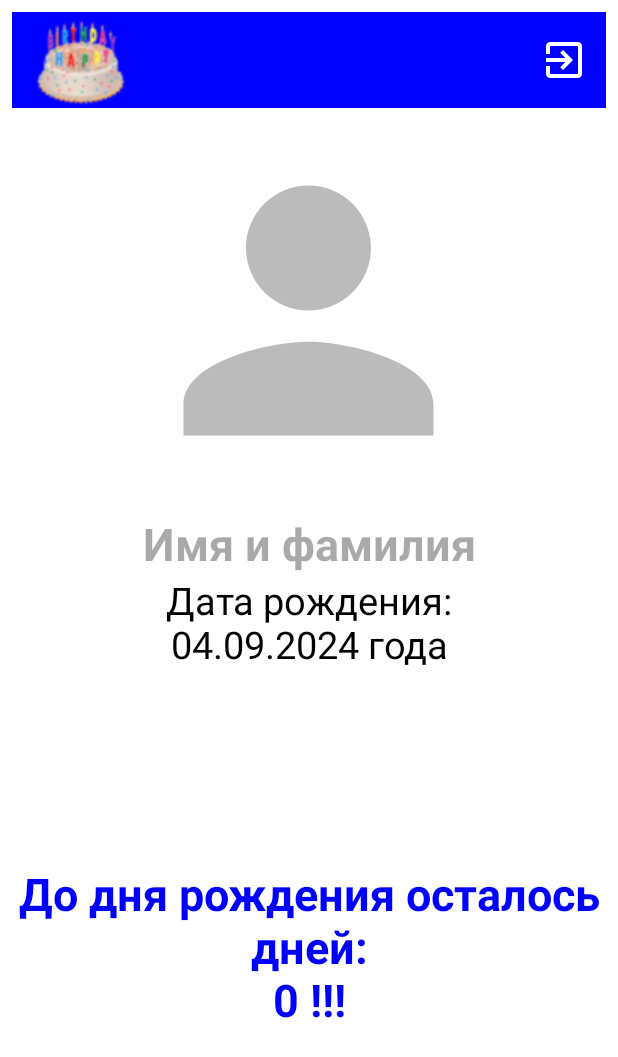
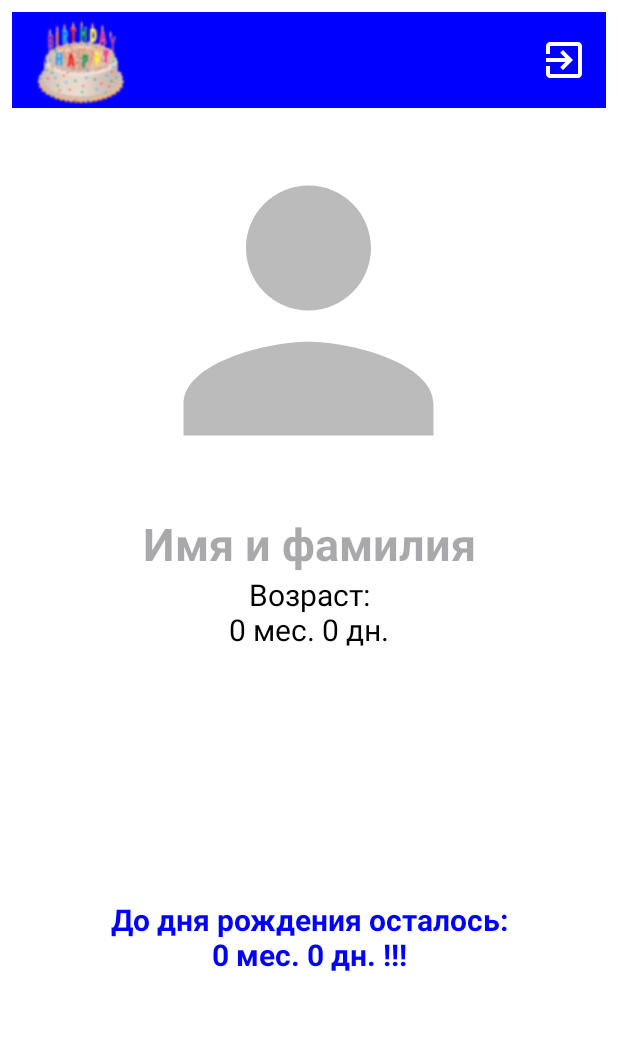
Before and after one commit to samojlovalex/Samojlov_AV_Homework_Module_12_number_10, an Android app: the SecondActivity screen opened directly, with no data from a screen before it, on a phone screen of 412 x 824 dp. Shown: the top 1057 px of the screen. Run offline under Robolectric (Android 15) with nearby library versions, the phone set to English and light mode, and no system bars; our stand-ins replace CircleImageView; 16 statements that could not run were skipped.

Commit message:
Создал ViewModel для каждой активити

```diff
--- a/app/src/main/java/com/example/samojlov_av_homework_module_12_number_10/CurrentViewModel.kt
+++ /dev/null
@@ -1,30 +0,0 @@
-package com.example.samojlov_av_homework_module_12_number_10
-
-import android.graphics.Bitmap
-import android.net.Uri
-import androidx.lifecycle.MutableLiveData
-import androidx.lifecycle.ViewModel
-import java.time.LocalDate
-
-class CurrentViewModel : ViewModel() {
-    //TODO MainActivity
-    var name: String = ""
-    var surname: String = ""
-    var photo: Bitmap? = null
-    var day: String = ""
-    var month: String = ""
-    var year: String = ""
-
-    val currentPhoto: MutableLiveData<Bitmap?> by lazy { MutableLiveData<Bitmap?>() }
-
-    //TODO SecondActivity
-    var person = Person()
-    var nameAndSurname = ""
-    var birthday = ""
-    var photoString = "null"
-    var photoSecond: Bitmap? = null
-    var birthdayTime: LocalDate = LocalDate.now()
-    var daysBeforeTheBirthday = ""
-
-    val currentPhotoSecond: MutableLiveData<Bitmap?> by lazy { MutableLiveData<Bitmap?>() }
-}
--- a/app/src/main/java/com/example/samojlov_av_homework_module_12_number_10/Person.kt
+++ b/app/src/main/java/com/example/samojlov_av_homework_module_12_number_10/Person.kt
@@ -1,11 +1,9 @@
 package com.example.samojlov_av_homework_module_12_number_10
-
-import android.graphics.Bitmap
 
 class Person {
     var name: String? = null
     var surname: String? = null
-    var image: Bitmap? = null
+    var image: String? = null
     var day: Int? = null
     var month: Int? = null
     var year: Int? = null
--- a/app/src/main/java/com/example/samojlov_av_homework_module_12_number_10/SecondActivity.kt
+++ b/app/src/main/java/com/example/samojlov_av_homework_module_12_number_10/SecondActivity.kt
@@ -1,7 +1,6 @@
 package com.example.samojlov_av_homework_module_12_number_10
 
 import android.annotation.SuppressLint
-import android.graphics.Bitmap
 import android.net.Uri
 import android.os.Bundle
 import android.view.Menu
@@ -11,13 +10,14 @@ import android.widget.TextView
 import android.widget.Toast
 import androidx.activity.enableEdgeToEdge
 import androidx.appcompat.app.AppCompatActivity
+import androidx.core.net.toUri
 import androidx.core.view.ViewCompat
 import androidx.core.view.WindowInsetsCompat
 import androidx.lifecycle.ViewModelProvider
 import com.example.samojlov_av_homework_module_12_number_10.databinding.ActivitySecondBinding
 import com.google.gson.Gson
 import java.time.LocalDate
-import java.time.format.DateTimeFormatter
+import java.time.Period
 import kotlin.reflect.javaType
 import kotlin.reflect.typeOf
 
@@ -25,9 +25,9 @@ import kotlin.reflect.typeOf
 class SecondActivity : AppCompatActivity() {
 
     private lateinit var binding: ActivitySecondBinding
-    private lateinit var currentViewModel: CurrentViewModel
+    private lateinit var secondViewModel: SecondViewModel
     private var person: Person? = null
-    private var photo: Bitmap? = null
+    private var photo: Uri? = null
 
     private lateinit var toolbarSecond: androidx.appcompat.widget.Toolbar
     private lateinit var photoCircleImageViewSecondCIV: ImageView
@@ -69,65 +69,123 @@ class SecondActivity : AppCompatActivity() {
         birthdayTextVieWSecondTW = binding.birthdayTextVieWSecondTW
         daysBeforeTheBirthdayTextVieWSecondTW = binding.daysBeforeTheBirthdayTextVieWSecondTW
 
-        currentViewModel = ViewModelProvider(this)[CurrentViewModel::class.java]
+        secondViewModel = ViewModelProvider(this)[SecondViewModel::class.java]
     }
 
     private fun printData() {
-        nameAndSurnameTextVieWSecondTW.text = currentViewModel.nameAndSurname
-        birthdayTextVieWSecondTW.text = currentViewModel.birthday
-        daysBeforeTheBirthdayTextVieWSecondTW.text = currentViewModel.daysBeforeTheBirthday
+        nameAndSurnameTextVieWSecondTW.text = secondViewModel.nameAndSurname
+        birthdayTextVieWSecondTW.text = secondViewModel.birthday
+        daysBeforeTheBirthdayTextVieWSecondTW.text = secondViewModel.daysBeforeTheBirthday
     }
 
     private fun currentData() {
-        currentViewModel.nameAndSurname =
+        secondViewModel.nameAndSurname =
             getString(
                 R.string.nameAndSurnamePrint_Second,
-                currentViewModel.person.name!!,
-                currentViewModel.person.surname!!
+                secondViewModel.person.name!!,
+                secondViewModel.person.surname!!
             )
 
-        currentViewModel.birthdayTime = LocalDate.of(
-            currentViewModel.person.year!!,
-            currentViewModel.person.month!!,
-            currentViewModel.person.day!!
+        val birthdayTime = LocalDate.of(
+            secondViewModel.person.year!!,
+            secondViewModel.person.month!!,
+            secondViewModel.person.day!!
         )
 
-        val formatTime = DateTimeFormatter.ofPattern("dd.MM.yyyy")
-        currentViewModel.birthday =
+        secondViewModel.birthday =
             getString(
                 R.string.birthdayPrint_Second,
-                currentViewModel.birthdayTime.format(formatTime)
+                age(birthdayTime)
             )
 
-        currentViewModel.currentPhotoSecond.observe(this) {
+        secondViewModel.currentPhotoSecond.observe(this) {
             photo = it
-            photoCircleImageViewSecondCIV.setImageBitmap(it)
+            photoCircleImageViewSecondCIV.setImageURI(it)
         }
 
-        if (currentViewModel.person.image != null) {
-            photo = currentViewModel.person.image
-            currentViewModel.currentPhotoSecond.value =
-                (photo.also { currentViewModel.photoSecond = it })
+        if (secondViewModel.person.image != "null") {
+            photo = secondViewModel.person.image!!.toUri()
+            secondViewModel.currentPhotoSecond.value =
+                (photo.also { secondViewModel.person.image = it.toString() })
         } else photoCircleImageViewSecondCIV.setImageResource(
             R.drawable.empty_photo
         )
 
-        currentViewModel.daysBeforeTheBirthday = getString(
+        secondViewModel.daysBeforeTheBirthday = getString(
             R.string.daysBeforeTheBirthday,
-            daysBeforeTheBirthday(currentViewModel.birthdayTime)
+            daysBeforeTheBirthday(birthdayTime)
         )
     }
 
+    @SuppressLint("StringFormatMatches")
     private fun daysBeforeTheBirthday(birthday: LocalDate): String {
-        val result =
-            if ((birthday.dayOfYear - LocalDate.now().dayOfYear) < 0) {
-                birthday.dayOfYear + (LocalDate.of(
-                    LocalDate.now().year,
-                    12,
-                    31
-                ).dayOfYear - LocalDate.now().dayOfYear)
-            } else birthday.dayOfYear - LocalDate.now().dayOfYear
-        return result.toString()
+
+        val thisData = LocalDate.now()
+        val birthdayLocalDate =
+            LocalDate.of(LocalDate.now().year, birthday.month, birthday.dayOfMonth)
+        val birthdayLocalDatePlus =
+            LocalDate.of(LocalDate.now().year + 1, birthday.month, birthday.dayOfMonth)
+        val period = Period.between(thisData, birthdayLocalDate)
+        val periodPlus = Period.between(thisData, birthdayLocalDatePlus)
+        val day: Int
+        val month: Int
+        val year: Int
+
+        if ((birthday.dayOfYear - LocalDate.now().dayOfYear) < 0) {
+            day = periodPlus.days
+            month = periodPlus.months
+            year = periodPlus.years
+        } else {
+            day = period.days
+            month = period.months
+            year = period.years
+        }
+
+        val dayString = getString(R.string.periodDay, day)
+        val monthString = getString(R.string.periodMonth, month)
+        val yearString = getString(R.string.periodYear, year)
+
+        val periodList = mutableListOf(yearString, monthString, dayString)
+        val timeMap = mapOf(
+            day to dayString,
+            month to monthString,
+            year to yearString
+        )
+
+        for (i in timeMap) {
+            if (i.key == 0) periodList.remove(i.value)
+        }
+
+        val result = periodList.joinToString(separator = " ")
+        return result
+    }
+
+    @SuppressLint("StringFormatMatches")
+    private fun age(birthday: LocalDate):String {
+        val thisData = LocalDate.now()
+        val period = Period.between(birthday, thisData)
+
+        val day = period.days
+        val month = period.months
+        val year = period.years
+
+        val dayString = getString(R.string.periodDay, day)
+        val monthString = getString(R.string.periodMonth, month)
+        val yearString = getString(R.string.ageYear, year)
+
+        val periodList = mutableListOf(yearString, monthString, dayString)
+        val timeMap = mapOf(
+            day to dayString,
+            month to monthString,
+            year to yearString
+        )
+
+        for (i in timeMap) {
+            if (i.key == 0) periodList.remove(i.value)
+        }
+
+        val result = periodList.joinToString(separator = " ")
+        return result
     }
 
     private fun gettingData() {
@@ -135,7 +193,7 @@ class SecondActivity : AppCompatActivity() {
         val personString: String? = intent.getStringExtra("person")
         person = Gson().fromJson(personString, type)
 
-        currentViewModel.person = person!!
+        secondViewModel.person = person!!
     }
 
     override fun onCreateOptionsMenu(menu: Menu?): Boolean {
--- /dev/null
+++ b/app/src/main/java/com/example/samojlov_av_homework_module_12_number_10/SecondViewModel.kt
@@ -0,0 +1,15 @@
+package com.example.samojlov_av_homework_module_12_number_10
+
+import android.net.Uri
+import androidx.lifecycle.MutableLiveData
+import androidx.lifecycle.ViewModel
+import java.time.LocalDate
+
+class SecondViewModel: ViewModel() {
+    var person = Person()
+    var nameAndSurname = ""
+    var birthday = ""
+    var daysBeforeTheBirthday = ""
+
+    val currentPhotoSecond: MutableLiveData<Uri?> by lazy { MutableLiveData<Uri?>() }
+}
--- a/app/src/main/res/layout/activity_second.xml
+++ b/app/src/main/res/layout/activity_second.xml
@@ -68,7 +68,7 @@
                 android:textStyle="bold"
                 android:hint="@string/nameAndSurnameTextVieWSecondTW_Hint"
                 android:textColor="@color/black"
-                android:textSize="@dimen/textSiZeMainTV_Name_Surname"></TextView>
+                android:textSize="@dimen/textSizeMainTV_Name_Surname"></TextView>
             <TextView
                 android:id="@+id/birthdayTextVieWSecondTW"
                 android:layout_width="match_parent"
@@ -76,7 +76,7 @@
                 android:gravity="center"
                 android:hint="@string/birthdayTextVieWSecondTW_Hint"
                 android:textColor="@color/black"
-                android:textSize="@dimen/textSiZeMainYearOfBirthEditText"></TextView>
+                android:textSize="@dimen/textSizeMainYearOfBirthEditText"></TextView>
 
         </LinearLayout>
     <LinearLayout
@@ -93,7 +93,7 @@
             android:textStyle="bold"
             android:hint="@string/daysBeforeTheBirthdayTextVieWSecondTW_Hint"
             android:textColor="@color/Blue"
-            android:textSize="@dimen/textSiZeMainTV_Name_Surname"></TextView>
+            android:textSize="@dimen/textSizeDaysBeforeTheBirthdayText"></TextView>
 
     </LinearLayout>
 
--- a/app/src/main/res/values/dimens.xml
+++ b/app/src/main/res/values/dimens.xml
@@ -6,8 +6,9 @@
     <dimen name="circleImageViewRadiusMainActivity">250dp</dimen>
     <dimen name="textMarginTop">8sp</dimen>
 
-    <dimen name="textSiZeMainTV_Name_Surname">30sp</dimen>
-    <dimen name="textSiZeMainYearOfBirth">20sp</dimen>
-    <dimen name="textSiZeMainYearOfBirthEditText">25sp</dimen>
-    <dimen name="textSiZeMainButtonText">40sp</dimen>
+    <dimen name="textSizeMainTV_Name_Surname">30sp</dimen>
+    <dimen name="textSizeMainYearOfBirth">20sp</dimen>
+    <dimen name="textSizeMainYearOfBirthEditText">20sp</dimen>
+    <dimen name="textSizeMainButtonText">40sp</dimen>
+    <dimen name="textSizeDaysBeforeTheBirthdayText">20sp</dimen>
 </resources>
--- a/app/src/main/res/values/strings.xml
+++ b/app/src/main/res/values/strings.xml
@@ -30,7 +30,11 @@
     <string name="birthdayTextVieWSecondTW_Hint">Дата рождения</string>
     <string name="daysBeforeTheBirthdayTextVieWSecondTW_Hint">Дней до дня рождения</string>
     <string name="nameAndSurnamePrint_Second">%1$s\n%2$s</string>
-    <string name="birthdayPrint_Second">Дата рождения:\n%1$s года</string>
-    <string name="daysBeforeTheBirthday">До дня рождения осталось дней:\n%1$s !!!</string>
+    <string name="birthdayPrint_Second">Возраст:\n%1$s</string>
+    <string name="daysBeforeTheBirthday">До дня рождения осталось:\n%1$s !!!</string>
     <string name="titleToolbarsecond" />
+    <string name="periodDay">%1$s дн.</string>
+    <string name="periodMonth">%1$s мес.</string>
+    <string name="periodYear">%1$s г.</string>
+    <string name="ageYear">%1$s л.</string>
 </resources>
```
Also changed, not shown: app/src/main/java/com/example/samojlov_av_homework_module_12_number_10/MainActivity.kt (+22 -30 lines), app/src/main/java/com/example/samojlov_av_homework_module_12_number_10/MainViewModel.kt (added, +17 -0 lines), app/src/main/res/layout/activity_main.xml (+7 -7 lines).
